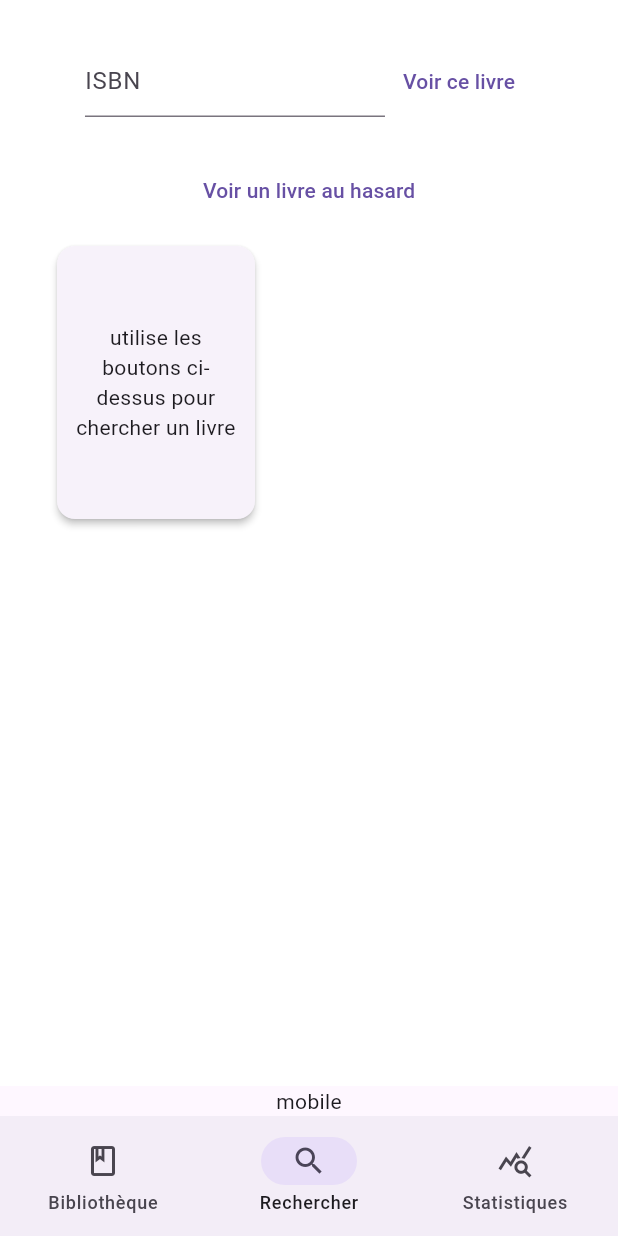
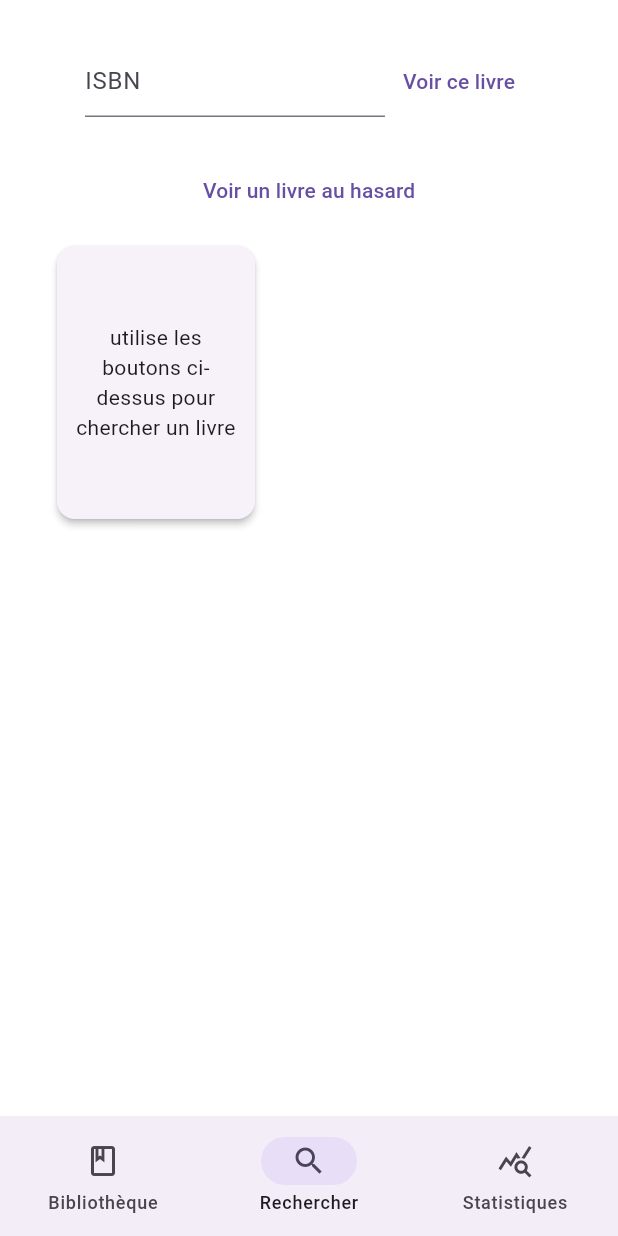
Before and after one commit to ShellyC6/my_books, a Flutter app: the screen it shows after launch, item 2 of the bottom bar chosen, on a phone screen of 412 x 824 dp. Run offline on Flutter 3.47's test engine with Material 3 defaults, Android fonts, the phone set to English and light mode, and no system bars; our stand-ins replace equatable, firebase_core, flutter_bloc, fpdart, get_it, go_router and 2 more; missing offline and left inert: dart:ui_web; accounts and stored records are empty; generated files the repository leaves out were written again.

Commit message:
remove screen size sticker

```diff
--- a/lib/features/navigation/presentation/pages/main_page.dart
+++ b/lib/features/navigation/presentation/pages/main_page.dart
@@ -42,7 +42,6 @@ class MainPage extends StatelessWidget {
           body: Column(
             children: [
               Expanded(child: child),
-              const Text('mobile'),
             ],
           ),
         ),
@@ -77,7 +76,6 @@ class MainPage extends StatelessWidget {
                 child: Column(
                   children: [
                     Expanded(child: child,),
-                    const Text('tablet')
                   ],
                 ),
               ),
@@ -115,7 +113,6 @@ class MainPage extends StatelessWidget {
                 child: Column(
                   children: [
                     Expanded(child: child,),
-                    const Text('desktop')
                   ],
                 ),
               ),
```
